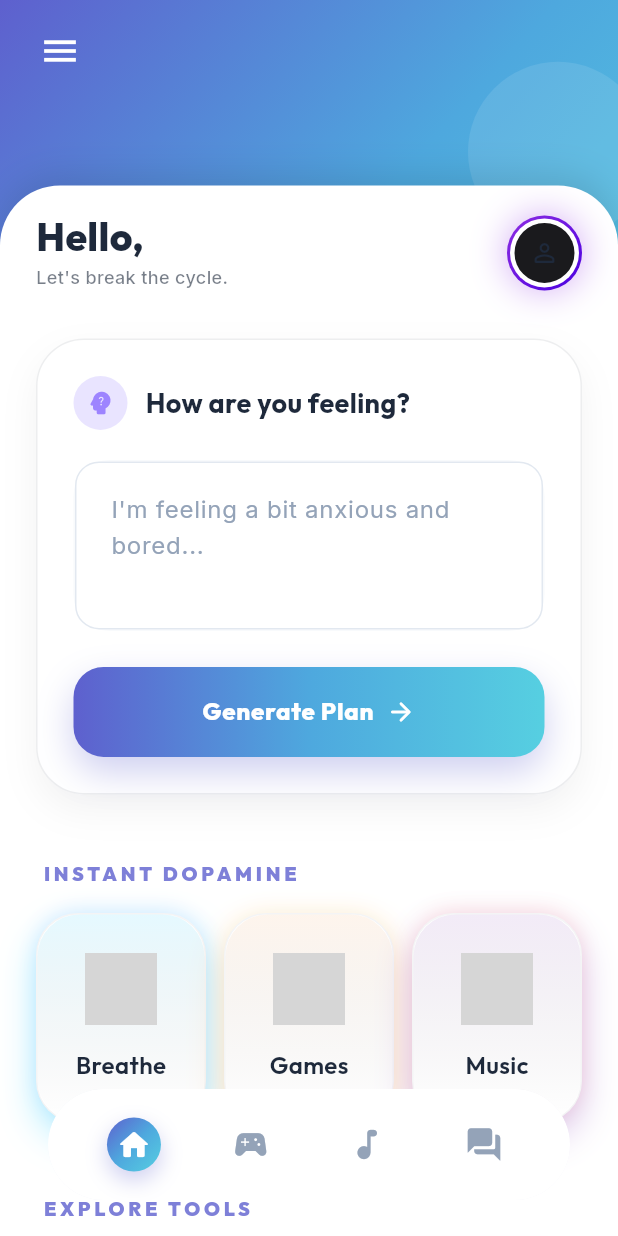
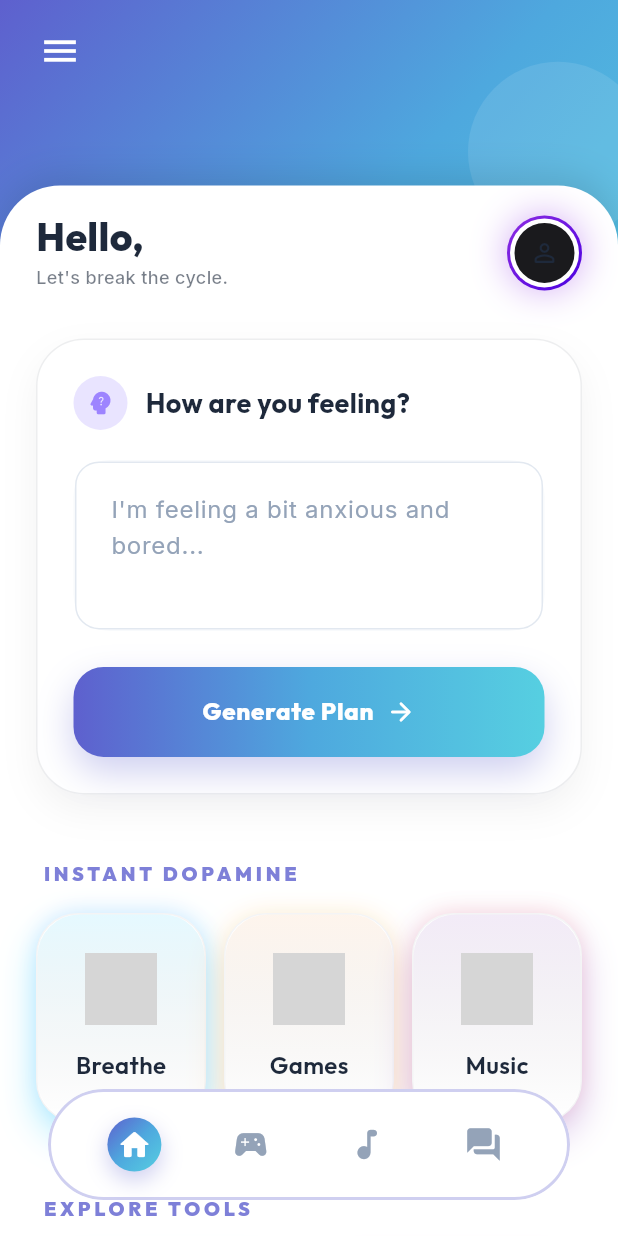
Before and after one commit to Joelrtharakan/AI-Powered-Boredom-Breaker-System-Using-Emotion-Detection-and-Personalized-Activity-Generation, a Flutter app: the MainLayout screen opened directly, on a phone screen of 412 x 824 dp. Run offline on Flutter 3.47's test engine with Material 3 defaults, Android fonts, the phone set to English and light mode, and no system bars; drawn by our look-alikes of flutter_animate; our stand-ins replace dio, fl_chart, flutter_riverpod, flutter_tts, google_fonts, image_picker and 3 more; missing offline and left inert: encrypt; accounts and stored records are empty; network calls fail; grey boxes are pictures that could not be loaded.

Commit message:
style: Add 2px tinted border to the bottom navigation bar to make it distinctly pop out from the white content backdrop

```diff
--- a/boredom_breaker_mobile/lib/screens/main_layout.dart
+++ b/boredom_breaker_mobile/lib/screens/main_layout.dart
@@ -237,8 +237,8 @@ class _MainLayoutState extends State<MainLayout> {
               color: Colors.white, // Ultra bright white base
               borderRadius: BorderRadius.circular(40),
               border: Border.all(
-                color: Colors.white.withValues(alpha: 0.8),
-                width: 1.5,
+                color: AppColors.primary.withValues(alpha: 0.3),
+                width: 2.0,
               ),
               boxShadow: [
                 BoxShadow(
```
